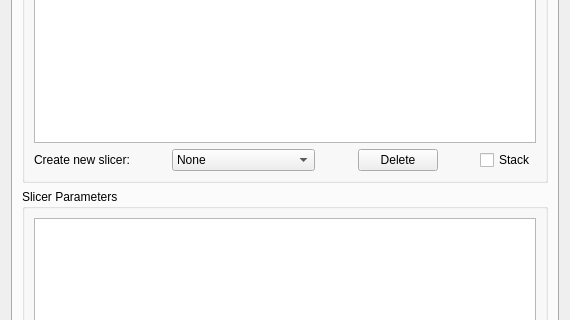
SasView/sasview, file src/sas/qtgui/Plotting/UI/SlicerParametersUI.ui: the form before one commit; both pictures show x 0 to 570 and y 148 to 468 of the 570 by 671 pixel window.
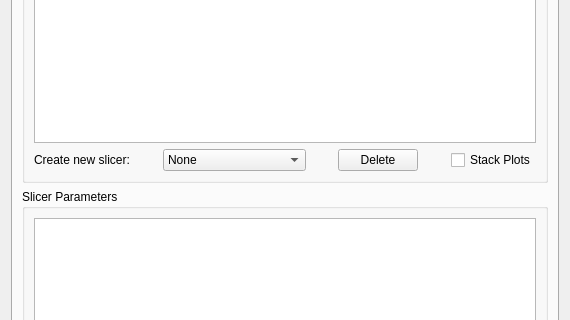
The form after the commit. Icons and pictures are not drawn.

```diff
--- a/src/sas/qtgui/Plotting/UI/SlicerParametersUI.ui
+++ b/src/sas/qtgui/Plotting/UI/SlicerParametersUI.ui
@@ -300,7 +300,7 @@
                <string>When checked, slicers of the same type will append to the same plot instead of creating separate plots</string>
               </property>
               <property name="text">
-               <string>Stack</string>
+               <string>Stack Plots</string>
               </property>
              </widget>
             </item>
```
